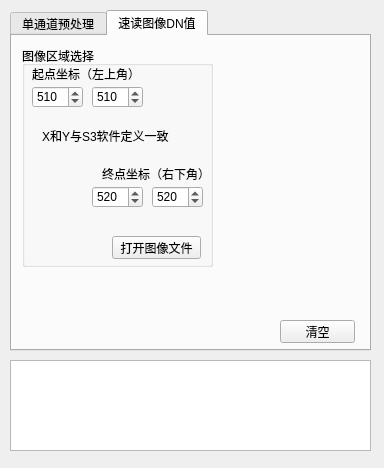
Qt form gui.ui (angel263wy/Img_preprocess) before a commit.
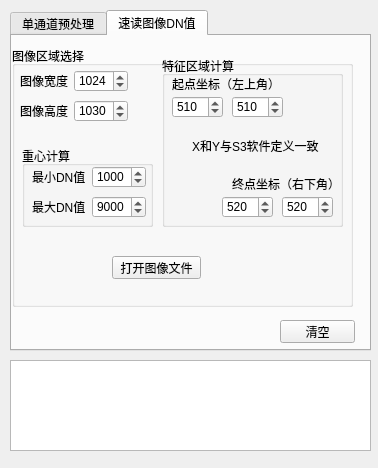
The same form after that commit. The open tabs and pages were chosen to show the change.

Commit message: 界面调整 增加求光斑重心功能

```diff
--- a/gui.ui
+++ b/gui.ui
@@ -6,7 +6,7 @@
    <rect>
     <x>0</x>
     <y>0</y>
-    <width>384</width>
+    <width>378</width>
     <height>468</height>
    </rect>
   </property>
@@ -77,70 +77,6 @@
        <string>打开本底文件</string>
       </property>
      </widget>
-     <widget class="QWidget" name="layoutWidget">
-      <property name="geometry">
-       <rect>
-        <x>10</x>
-        <y>30</y>
-        <width>108</width>
-        <height>22</height>
-       </rect>
-      </property>
-      <layout class="QHBoxLayout" name="horizontalLayout">
-       <item>
-        <widget class="QLabel" name="label">
-         <property name="text">
-          <string>图像宽度</string>
-         </property>
-        </widget>
-       </item>
-       <item>
-        <widget class="QSpinBox" name="spinBox_img_width">
-         <property name="minimum">
-          <number>1</number>
-         </property>
-         <property name="maximum">
-          <number>9999</number>
-         </property>
-         <property name="value">
-          <number>1024</number>
-         </property>
-        </widget>
-       </item>
-      </layout>
-     </widget>
-     <widget class="QWidget" name="layoutWidget">
-      <property name="geometry">
-       <rect>
-        <x>10</x>
-        <y>60</y>
-        <width>108</width>
-        <height>22</height>
-       </rect>
-      </property>
-      <layout class="QHBoxLayout" name="horizontalLayout_2">
-       <item>
-        <widget class="QLabel" name="label_2">
-         <property name="text">
-          <string>图像高度</string>
-         </property>
-        </widget>
-       </item>
-       <item>
-        <widget class="QSpinBox" name="spinBox_img_height">
-         <property name="minimum">
-          <number>1</number>
-         </property>
-         <property name="maximum">
-          <number>9999</number>
-         </property>
-         <property name="value">
-          <number>1024</number>
-         </property>
-        </widget>
-       </item>
-      </layout>
-     </widget>
     </widget>
     <widget class="QGroupBox" name="groupBox_5">
      <property name="geometry">
@@ -425,15 +361,120 @@
     <widget class="QGroupBox" name="groupBox_2">
      <property name="geometry">
       <rect>
-       <x>10</x>
+       <x>0</x>
        <y>10</y>
-       <width>191</width>
-       <height>221</height>
+       <width>341</width>
+       <height>261</height>
       </rect>
      </property>
      <property name="title">
       <string>图像区域选择</string>
      </property>
+     <widget class="QPushButton" name="pushButton_openIMG_readDN">
+      <property name="geometry">
+       <rect>
+        <x>100</x>
+        <y>210</y>
+        <width>89</width>
+        <height>23</height>
+       </rect>
+      </property>
+      <property name="text">
+       <string>打开图像文件</string>
+      </property>
+     </widget>
+     <widget class="QGroupBox" name="groupBox_6">
+      <property name="geometry">
+       <rect>
+        <x>10</x>
+        <y>100</y>
+        <width>131</width>
+        <height>81</height>
+       </rect>
+      </property>
+      <property name="title">
+       <string>重心计算</string>
+      </property>
+      <widget class="QWidget" name="layoutWidget_2">
+       <property name="geometry">
+        <rect>
+         <x>10</x>
+         <y>20</y>
+         <width>114</width>
+         <height>22</height>
+        </rect>
+       </property>
+       <layout class="QHBoxLayout" name="horizontalLayout_4">
+        <item>
+         <widget class="QLabel" name="label_4">
+          <property name="text">
+           <string>最小DN值</string>
+          </property>
+         </widget>
+        </item>
+        <item>
+         <widget class="QSpinBox" name="spinBox_gravity_min">
+          <property name="minimum">
+           <number>0</number>
+          </property>
+          <property name="maximum">
+           <number>99999</number>
+          </property>
+          <property name="value">
+           <number>1000</number>
+          </property>
+         </widget>
+        </item>
+       </layout>
+      </widget>
+      <widget class="QWidget" name="layoutWidget_3">
+       <property name="geometry">
+        <rect>
+         <x>10</x>
+         <y>50</y>
+         <width>114</width>
+         <height>22</height>
+        </rect>
+       </property>
+       <layout class="QHBoxLayout" name="horizontalLayout_5">
+        <item>
+         <widget class="QLabel" name="label_6">
+          <property name="text">
+           <string>最大DN值</string>
+          </property>
+         </widget>
+        </item>
+        <item>
+         <widget class="QSpinBox" name="spinBox_gravity_max">
+          <property name="minimum">
+           <number>1</number>
+          </property>
+          <property name="maximum">
+           <number>99999</number>
+          </property>
+          <property name="singleStep">
+           <number>1</number>
+          </property>
+          <property name="value">
+           <number>9000</number>
+          </property>
+         </widget>
+        </item>
+       </layout>
+      </widget>
+     </widget>
+     <widget class="QGroupBox" name="groupBox_7">
+      <property name="geometry">
+       <rect>
+        <x>150</x>
+        <y>10</y>
+        <width>181</width>
+        <height>171</height>
+       </rect>
+      </property>
+      <property name="title">
+       <string>特征区域计算</string>
+      </property>
      <widget class="QLabel" name="label_8">
       <property name="geometry">
        <rect>
@@ -479,10 +520,23 @@
        <number>510</number>
       </property>
      </widget>
+      <widget class="QLabel" name="label_10">
+       <property name="geometry">
+        <rect>
+         <x>30</x>
+         <y>80</y>
+         <width>131</width>
+         <height>20</height>
+        </rect>
+       </property>
+       <property name="text">
+        <string>X和Y与S3软件定义一致</string>
+       </property>
+      </widget>
      <widget class="QLabel" name="label_9">
       <property name="geometry">
        <rect>
-        <x>80</x>
+         <x>70</x>
         <y>120</y>
         <width>111</width>
         <height>16</height>
@@ -492,26 +546,10 @@
        <string>终点坐标（右下角）</string>
       </property>
      </widget>
-     <widget class="QSpinBox" name="spinBox_endX_readdn">
-      <property name="geometry">
-       <rect>
-        <x>70</x>
-        <y>140</y>
-        <width>51</width>
-        <height>22</height>
-       </rect>
-      </property>
-      <property name="maximum">
-       <number>2000</number>
-      </property>
-      <property name="value">
-       <number>520</number>
-      </property>
-     </widget>
      <widget class="QSpinBox" name="spinBox_endY_readdn">
       <property name="geometry">
        <rect>
-        <x>130</x>
+         <x>120</x>
         <y>140</y>
         <width>51</width>
         <height>22</height>
@@ -524,31 +562,22 @@
        <number>520</number>
       </property>
      </widget>
-     <widget class="QLabel" name="label_10">
+      <widget class="QSpinBox" name="spinBox_endX_readdn">
       <property name="geometry">
        <rect>
-        <x>20</x>
-        <y>80</y>
-        <width>131</width>
-        <height>20</height>
-       </rect>
-      </property>
-      <property name="text">
-       <string>X和Y与S3软件定义一致</string>
-      </property>
-     </widget>
-     <widget class="QPushButton" name="pushButton_openIMG_readDN">
-      <property name="geometry">
-       <rect>
-        <x>90</x>
-        <y>190</y>
-        <width>89</width>
-        <height>23</height>
-       </rect>
-      </property>
-      <property name="text">
-       <string>打开图像文件</string>
-      </property>
+         <x>60</x>
+         <y>140</y>
+         <width>51</width>
+         <height>22</height>
+        </rect>
+       </property>
+       <property name="maximum">
+        <number>2000</number>
+       </property>
+       <property name="value">
+        <number>520</number>
+       </property>
+      </widget>
      </widget>
     </widget>
    </widget>
@@ -566,7 +595,97 @@
     <string>清空</string>
    </property>
   </widget>
- </widget>
+  <widget class="QWidget" name="layoutWidget">
+   <property name="geometry">
+    <rect>
+     <x>20</x>
+     <y>70</y>
+     <width>108</width>
+     <height>22</height>
+    </rect>
+   </property>
+   <layout class="QHBoxLayout" name="horizontalLayout">
+    <item>
+     <widget class="QLabel" name="label">
+      <property name="text">
+       <string>图像宽度</string>
+      </property>
+     </widget>
+    </item>
+    <item>
+     <widget class="QSpinBox" name="spinBox_img_width">
+      <property name="minimum">
+       <number>1</number>
+      </property>
+      <property name="maximum">
+       <number>9999</number>
+      </property>
+      <property name="value">
+       <number>1024</number>
+      </property>
+     </widget>
+    </item>
+   </layout>
+  </widget>
+  <widget class="QWidget" name="layoutWidget">
+   <property name="geometry">
+    <rect>
+     <x>20</x>
+     <y>100</y>
+     <width>108</width>
+     <height>22</height>
+    </rect>
+   </property>
+   <layout class="QHBoxLayout" name="horizontalLayout_2">
+    <item>
+     <widget class="QLabel" name="label_2">
+      <property name="text">
+       <string>图像高度</string>
+      </property>
+     </widget>
+    </item>
+    <item>
+     <widget class="QSpinBox" name="spinBox_img_height">
+      <property name="minimum">
+       <number>1</number>
+      </property>
+      <property name="maximum">
+       <number>9999</number>
+      </property>
+      <property name="value">
+       <number>1030</number>
+      </property>
+     </widget>
+    </item>
+   </layout>
+  </widget>
+ </widget>
+ <tabstops>
+  <tabstop>spinBox_img_width</tabstop>
+  <tabstop>spinBox_img_height</tabstop>
+  <tabstop>spinBox_gravity_min</tabstop>
+  <tabstop>spinBox_gravity_max</tabstop>
+  <tabstop>spinBox_startX_readdn</tabstop>
+  <tabstop>spinBox_startY_readdn</tabstop>
+  <tabstop>spinBox_endX_readdn</tabstop>
+  <tabstop>spinBox_endY_readdn</tabstop>
+  <tabstop>doubleSpinBox_integration</tabstop>
+  <tabstop>pushButton_1M30dis_smear</tabstop>
+  <tabstop>pushButton_openIMG_sig</tabstop>
+  <tabstop>pushButton_open_dark_sig</tabstop>
+  <tabstop>spinBox_smear_start_line</tabstop>
+  <tabstop>spinBox_smear_end_line</tabstop>
+  <tabstop>pushButton_sub_dark_sig</tabstop>
+  <tabstop>pushButton_dis_smear</tabstop>
+  <tabstop>spinBox_cutX</tabstop>
+  <tabstop>spinBox_cutY</tabstop>
+  <tabstop>spinBox_cut_size</tabstop>
+  <tabstop>pushButton_img_cut</tabstop>
+  <tabstop>pushButton_log_clear</tabstop>
+  <tabstop>textEdit_log</tabstop>
+  <tabstop>tabWidget</tabstop>
+  <tabstop>pushButton_openIMG_readDN</tabstop>
+ </tabstops>
  <resources/>
  <connections>
   <connection>
```
Left out of the diff: 2 changed lines with no effect on the pictures. Lines whose indentation alone changed are shown as unchanged. The commit also changes 2 other files.
